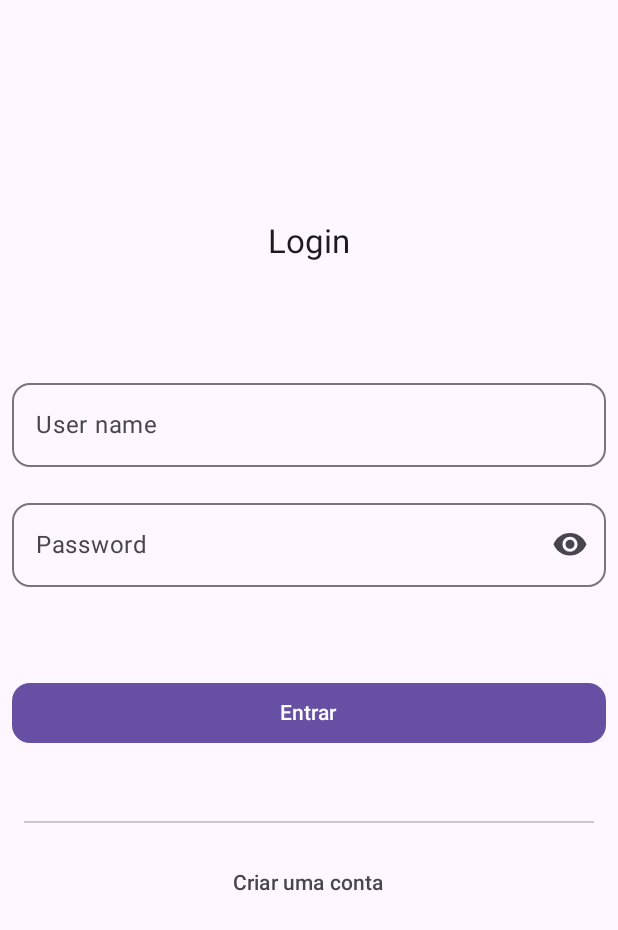
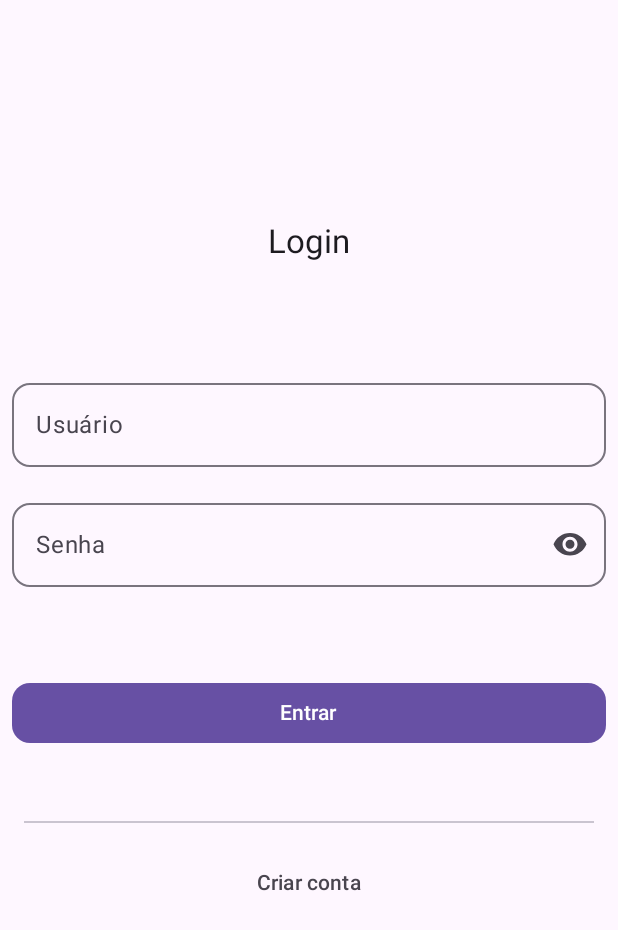
Before and after one commit to JirlanSouza/smart-home, an Android app built with Jetpack Compose: the screen it shows after launch (MainActivity), on a phone screen of 412 x 824 dp. Shown: the top 930 px of the screen. Run offline under Robolectric (Android 15) with nearby library versions, the phone set to English and light mode, and no system bars; our stand-ins replace Dagger/Hilt's generated code.

Commit message:
refactor: change ui texts to load from string resources

```diff
--- a/app/src/main/java/com/js/smarthome/authentication/ui/components/SignInForm.kt
+++ b/app/src/main/java/com/js/smarthome/authentication/ui/components/SignInForm.kt
@@ -17,7 +17,9 @@ import androidx.compose.ui.Alignment
 import androidx.compose.ui.Modifier
 import androidx.compose.ui.focus.FocusRequester
 import androidx.compose.ui.focus.focusRequester
+import androidx.compose.ui.res.stringResource
 import androidx.compose.ui.unit.dp
+import com.js.smarthome.R
 
 @ExperimentalMaterial3Api
 @Composable
@@ -38,7 +40,10 @@ fun SignInForm(
         verticalArrangement = Arrangement.Center,
         modifier = Modifier.padding(horizontal = 8.dp, vertical = 32.dp)
     ) {
-        Text(text = "Login", style = MaterialTheme.typography.titleLarge)
+        Text(
+            text = stringResource(id = R.string.sign_in_form_title),
+            style = MaterialTheme.typography.titleLarge
+        )
 
         Spacer(modifier = Modifier.height(72.dp))
 
@@ -47,7 +52,7 @@ fun SignInForm(
             value = userName,
             isError = userNameError,
             onValueChange = { onUserNameChange(it) },
-            label = { Text("User name") },
+            label = { Text(stringResource(id = R.string.user_name_field_label)) },
             modifier = Modifier.fillMaxWidth(),
             keyboardActions = KeyboardActions(
                 onDone = { passwordFocusRequester.requestFocus() },
@@ -59,7 +64,7 @@ fun SignInForm(
         PasswordField(
             value = password,
             isError = passwordError,
-            label = "Password",
+            label = stringResource(id = R.string.password_field_label),
             onValueChange = { onUserPasswordChange(it) },
             modifier = Modifier
                 .fillMaxWidth()
@@ -75,7 +80,7 @@ fun SignInForm(
                 .fillMaxWidth(),
             onClick = { signIn() }
         ) {
-            Text("Entrar")
+            Text(stringResource(id = R.string.sign_in_button_text))
         }
     }
 }
--- a/app/src/main/java/com/js/smarthome/authentication/ui/screens/AuthenticationScreen.kt
+++ b/app/src/main/java/com/js/smarthome/authentication/ui/screens/AuthenticationScreen.kt
@@ -17,7 +17,9 @@ import androidx.compose.runtime.remember
 import androidx.compose.runtime.setValue
 import androidx.compose.ui.Alignment
 import androidx.compose.ui.Modifier
+import androidx.compose.ui.res.stringResource
 import androidx.compose.ui.unit.dp
+import com.js.smarthome.R
 import com.js.smarthome.authentication.ui.components.SignInForm
 
 @OptIn(ExperimentalMaterial3Api::class)
@@ -29,6 +31,10 @@ fun AuthenticationScreen(
     signIn: () -> Unit,
 ) {
     var signInMode by remember { mutableStateOf(true) }
+    val sigInModeButtonText = stringResource(
+        id = if (signInMode) R.string.sign_in_mode_button_text
+        else R.string.sign_up_mode_button_text
+    )
 
     Column(
         horizontalAlignment = Alignment.CenterHorizontally,
@@ -55,7 +61,7 @@ fun AuthenticationScreen(
         Divider(modifier = Modifier.padding(all = 16.dp))
 
         TextButton(onClick = { signInMode = !signInMode }) {
-            Text(text = "Criar uma conta", color = MaterialTheme.colorScheme.onSurfaceVariant)
+            Text(text = sigInModeButtonText, color = MaterialTheme.colorScheme.onSurfaceVariant)
         }
     }
 }
--- a/app/src/main/res/values/strings.xml
+++ b/app/src/main/res/values/strings.xml
@@ -1,3 +1,9 @@
 <resources>
     <string name="app_name">Smart Home</string>
+    <string name="sign_in_form_title">Login</string>
+    <string name="user_name_field_label">Usuário</string>
+    <string name="password_field_label">Senha</string>
+    <string name="sign_in_button_text">Entrar</string>
+    <string name="sign_in_mode_button_text">Criar conta</string>
+    <string name="sign_up_mode_button_text">Entar com uma conta existente</string>
 </resources>
```
